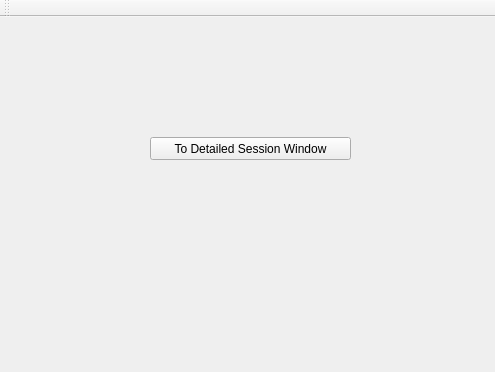
Before: the Qt Designer form StudyMeet/studymeet.ui in DanielCChavez/StudyMeet, drawn with Qt 5; both pictures show x 0 to 495 and y 0 to 372 of the 582 by 590 pixel window.
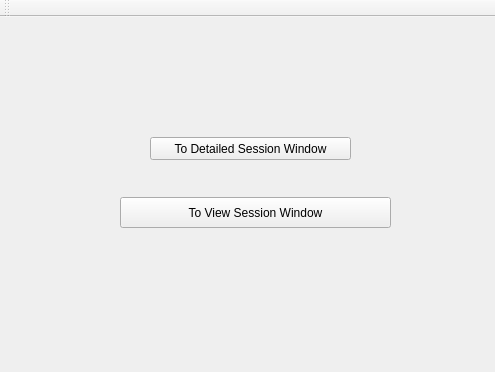
After: the same form once the commit is applied.

Commit message: connect main to view session

What changed in the file:
```diff
--- a/StudyMeet/studymeet.ui
+++ b/StudyMeet/studymeet.ui
@@ -27,6 +27,19 @@
      <string>To Detailed Session Window</string>
     </property>
    </widget>
+   <widget class="QPushButton" name="toVSWButton">
+    <property name="geometry">
+     <rect>
+      <x>120</x>
+      <y>180</y>
+      <width>271</width>
+      <height>31</height>
+     </rect>
+    </property>
+    <property name="text">
+     <string>To View Session Window</string>
+    </property>
+   </widget>
   </widget>
   <widget class="QMenuBar" name="menuBar">
    <property name="geometry">
```
Left out of the diff: 3 changed lines with no effect on the pictures. The commit also changes 10 other files.
